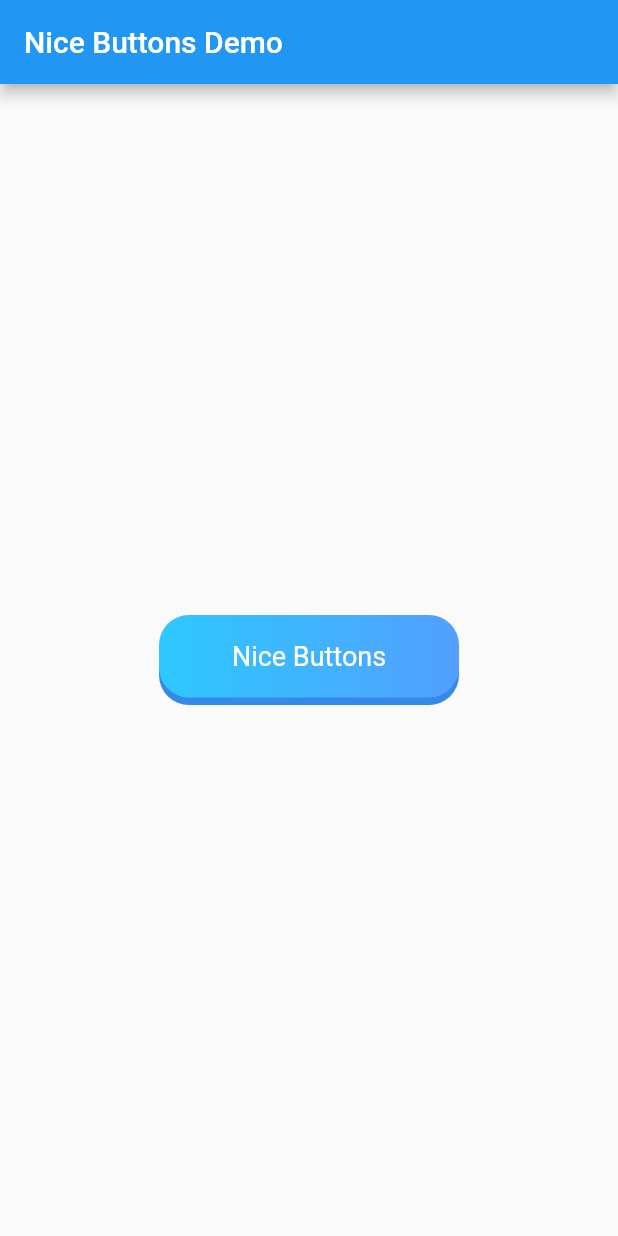
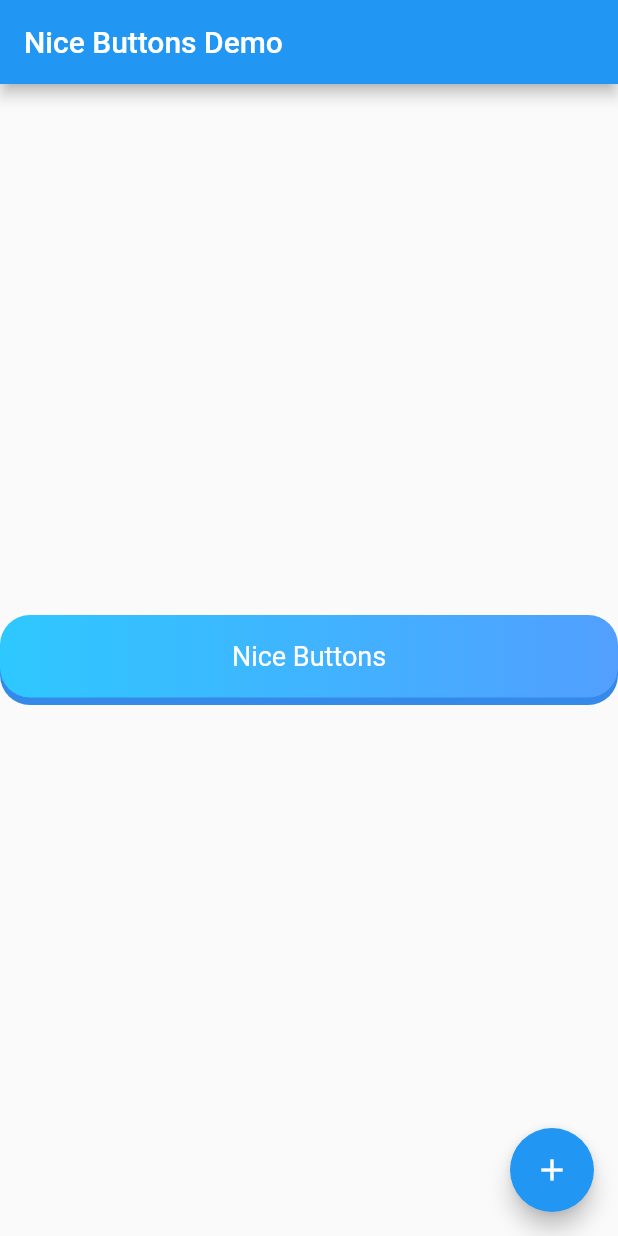
Before and after one commit to voonic/nice_buttons, a Flutter app: the screen it shows after launch, on a phone screen of 412 x 824 dp. Run offline on Flutter 3.47's test engine with Material 2 defaults, Android fonts, the phone set to English and light mode, and no system bars.

Commit message:
Updated example app to modify props for testing

```diff
--- a/example/lib/main.dart
+++ b/example/lib/main.dart
@@ -95,8 +95,8 @@ class _MyHomePageState extends State<MyHomePage> {
           mainAxisAlignment: MainAxisAlignment.center,
           children: <Widget>[
             NiceButtons(
-              stretch: false,
-              borderRadius: 20,
+              stretch: _counter % 2 == 0 ? true : false,
+              borderRadius: _counter % 2 == 0 ? 20 : 40,
               progress: true,
               gradientOrientation: GradientOrientation.Horizontal,
               child: Text(
@@ -107,11 +107,11 @@ class _MyHomePageState extends State<MyHomePage> {
           ],
         ),
       ),
-      // floatingActionButton: FloatingActionButton(
-      //   onPressed: _incrementCounter,
-      //   tooltip: 'Increment',
-      //   child: Icon(Icons.add),
-      // ), // This trailing comma makes auto-formatting nicer for build methods.
+      floatingActionButton: FloatingActionButton(
+        onPressed: _incrementCounter,
+        tooltip: 'Increment',
+        child: Icon(Icons.add),
+      ), // This trailing comma makes auto-formatting nicer for build methods.
     );
   }
 }
--- a/lib/nice_buttons.dart
+++ b/lib/nice_buttons.dart
@@ -41,7 +41,11 @@ class NiceButtons extends StatefulWidget {
   /// Width of the button defaults to 200, its useless if the stretch property is set to true.
   final double width;
 
+  /// Whether the progress indicator is required or not, defaults to false
   final bool progress;
+
+  /// Disables the button, defaults to false
+  final bool disabled;
 
   Widget child;
   BorderRadius br;
@@ -60,6 +64,7 @@ class NiceButtons extends StatefulWidget {
       this.gradientOrientation = GradientOrientation.Vertical,
       this.stretch = true,
       this.progress = false,
+      this.disabled = false,
       this.child}) {
     this.br = BorderRadius.all(Radius.circular((this.borderRadius)));
     if (this.stretch) {
@@ -73,11 +78,13 @@ class NiceButtons extends StatefulWidget {
   _NiceButtonsState createState() => _NiceButtonsState(borderThickness);
 }
 
-class _NiceButtonsState extends State<NiceButtons> {
+class _NiceButtonsState extends State<NiceButtons>
+    with TickerProviderStateMixin {
   double _borderThickness;
   double _moveMargin = 0.0;
   double _progressWidth = 0.0;
   bool _showProgress = false;
+  bool _tapped = false;
 
   _NiceButtonsState(double borderThickness) {
     this._borderThickness = borderThickness;
@@ -107,10 +114,11 @@ class _NiceButtonsState extends State<NiceButtons> {
       onEnd: () {
         setState(() {
           _moveMargin = 0;
-          if (widget.progress == true && _showProgress == false) {
+          if (widget.progress && !_showProgress && _tapped) {
             _showProgress = true;
             _progressWidth = double.infinity;
           }
+          _tapped = false;
         });
       },
       margin: EdgeInsets.only(top: _moveMargin),
@@ -134,24 +142,30 @@ class _NiceButtonsState extends State<NiceButtons> {
       child: ConstrainedBox(
         constraints: BoxConstraints.expand(
             width: double.infinity, height: widget.height - _borderThickness),
+        child: ClipRRect(
+          borderRadius: widget.br,
           child: Stack(
             children: <Widget>[
               _buildProgressBar(),
-            if (_showProgress == true) _buildProgressCircle(),
-            if (_showProgress == false) _buildUserChild(),
+              if (_showProgress) _buildProgressCircle(),
+              if (!_showProgress) _buildUserChild(),
             ],
+          ),
         ),
       ),
     );
   }
 
   Widget _buildProgressBar() {
-    return AnimatedContainer(
+    return AnimatedSize(
+      vsync: this,
       duration: Duration(milliseconds: 2000),
-      curve: Curves.fastLinearToSlowEaseIn,
+      curve: Curves.fastOutSlowIn,
+      child: Container(
         width: _progressWidth,
         height: double.infinity,
-      color: new Color.fromARGB(50, 255, 255, 255),
+        color: new Color.fromARGB(60, 255, 255, 255),
+      ),
     );
   }
 
@@ -185,6 +199,7 @@ class _NiceButtonsState extends State<NiceButtons> {
       onTap: () {
         setState(() {
           _moveMargin = _borderThickness;
+          _tapped = true;
         });
       },
       child: Container(
```
Lines whose indentation alone changed are shown as unchanged.
